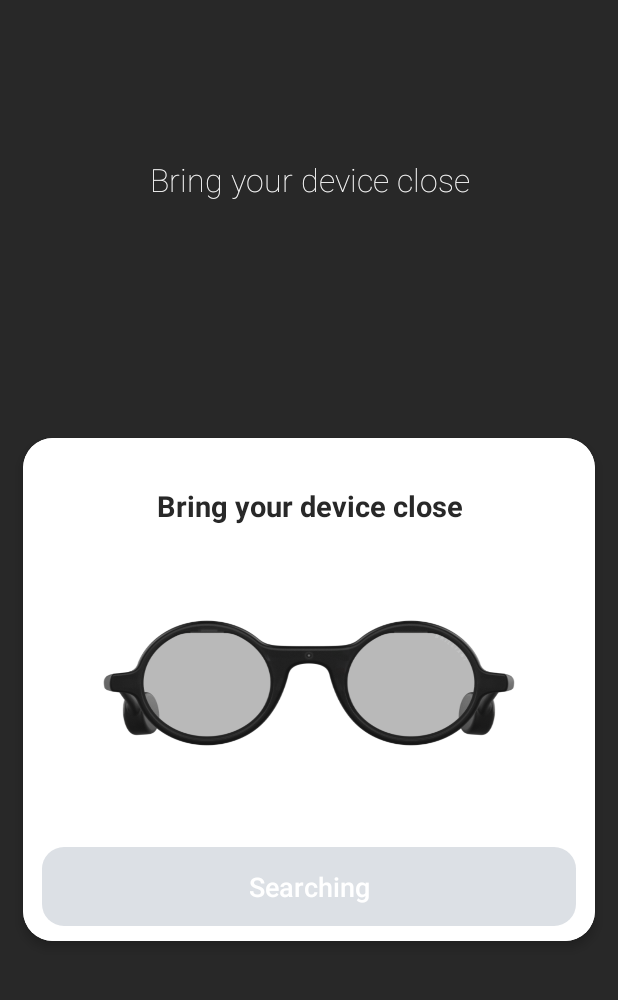
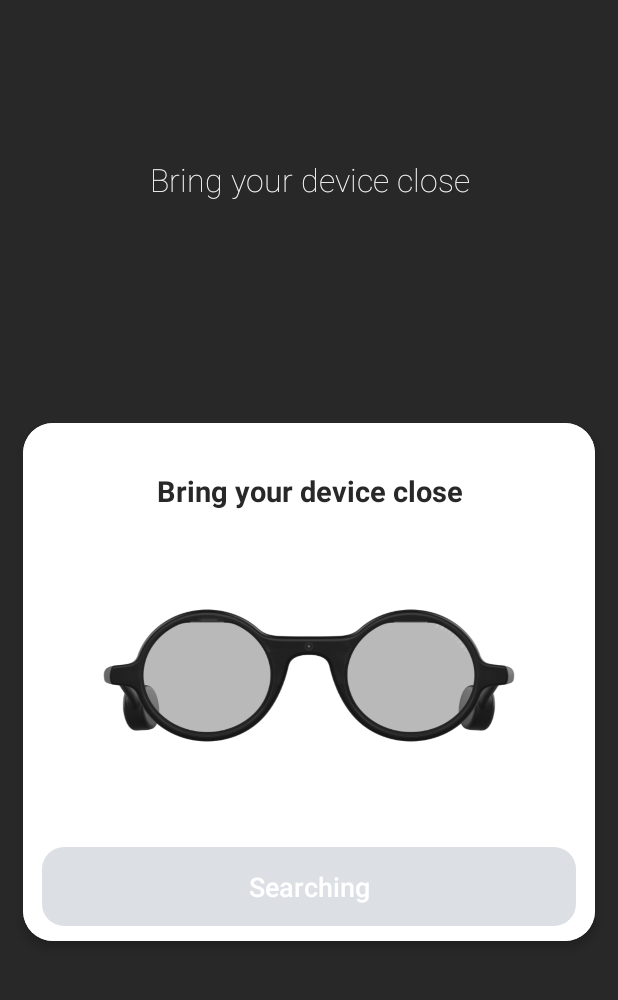
Before and after one commit to brilliantlabsAR/noa-for-android, an Android app: the fragment ScanningFragment placed in its activity, after a tap on "Searching", on a phone screen of 412 x 824 dp, the part 95-1095 px from its top. Run offline under Robolectric (Android 15) with nearby library versions, the phone set to English and light mode, and no system bars.

Commit message:
Design and frame audio fix

```diff
--- a/app/src/main/java/xyz/brilliant/argpt/ui/fragment/ScanningFragment.kt
+++ b/app/src/main/java/xyz/brilliant/argpt/ui/fragment/ScanningFragment.kt
@@ -42,10 +42,16 @@ class ScanningFragment : Fragment() {
     }
 
 
-    fun updatePopUp(deviceCloseText: String,buttonText:String){
+    fun updatePopUp(deviceCloseText: String,buttonText:String, fillColor:Boolean=false){
         parentActivity.runOnUiThread {
             deviceCloseTextView.text = deviceCloseText
             popUpBtn.text = buttonText
+            println("fillColor $fillColor")
+            if (fillColor) {
+              popUpBtn.setBackgroundResource(R.drawable.rectangle_bg_black)
+            }else{
+                popUpBtn.setBackgroundResource(R.drawable.rectangle_bg_gray_300_radius_14)
+            }
             popUpBtn.isClickable=false
         }
     }
@@ -80,9 +86,9 @@ class ScanningFragment : Fragment() {
 
         searchBox.setOnClickListener {
             try {
-                if (popUpBtn.text == "Monocle. Connect") {
+                if (popUpBtn.text == "Connect") {
                     parentActivity.connectDevice()
-                }else if (popUpBtn.text =="Frame. Connect"){
+                }else if (popUpBtn.text =="Pair"){
                     parentActivity.connectDevice()
                 }
             }catch (ex:Exception){
--- /dev/null
+++ b/app/src/main/res/drawable/rectangle_bg_black.xml
@@ -0,0 +1,5 @@
+<?xml version="1.0" encoding="UTF-8"?>
+<shape android:shape="rectangle" xmlns:android="http://schemas.android.com/apk/res/android">
+    <solid android:color="@color/black"/>
+    <corners android:radius="@dimen/_14pxh"/>
+</shape>
--- a/app/src/main/res/layout/activity_login_new.xml
+++ b/app/src/main/res/layout/activity_login_new.xml
@@ -54,6 +54,7 @@
                     android:singleLine="true"
                     android:text="@string/msg_sign_in_with_apple"
                     android:textAllCaps="false"
+                    android:visibility="invisible"
                     style="@style/btnRoundedOutline" tools:text="@string/msg_sign_in_with_apple"/>
 
                 <androidx.appcompat.widget.AppCompatButton
--- a/app/src/main/res/layout/activity_scan_new.xml
+++ b/app/src/main/res/layout/activity_scan_new.xml
@@ -116,7 +116,7 @@
 
                     <ImageView android:gravity="center_horizontal"
                         android:id="@+id/logoBtn"
-                        android:layout_height="@dimen/_160pxh"
+                        android:layout_height="@dimen/_170pxh"
                         android:layout_marginTop="@dimen/_20pxv"
                         android:layout_width="match_parent"
                         android:layout_below="@+id/deviceCloseTextView"
```
Also changed, not shown: app/src/main/java/xyz/brilliant/argpt/ui/activity/BaseActivity.kt (+49 -32 lines), app/src/main/java/xyz/brilliant/argpt/ui/fragment/ChatGptFragment.kt (+10 -11 lines), app/src/main/res/values/styles.xml (+7 -7 lines), 1 other file.
